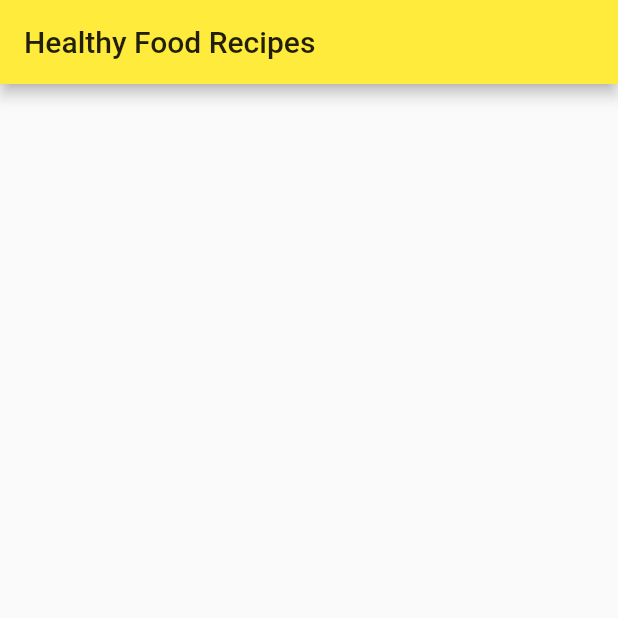
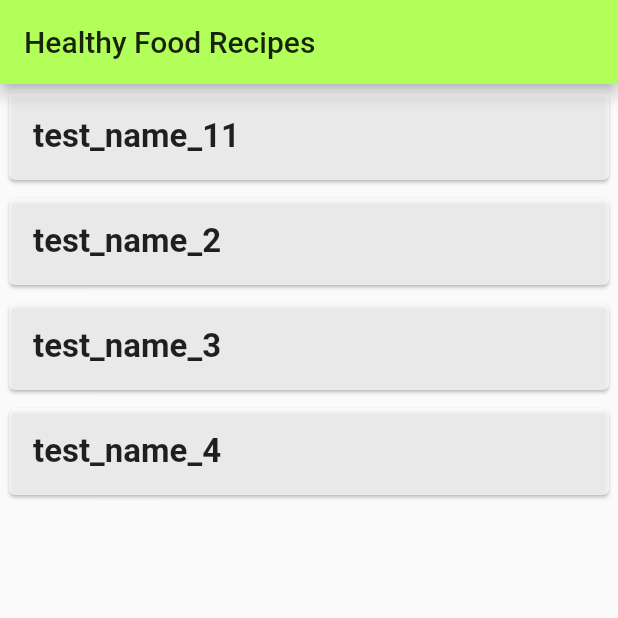
Before and after one commit to Luke1453/Healthy_Food_Recipes, a Flutter app: the screen it shows after launch, on a phone screen of 412 x 824 dp, the top half of it. Run offline on Flutter 3.47's test engine with Material 2 defaults, Android fonts, the phone set to English and light mode, and no system bars.

Commit message:
Added list view on main page and made navigating to recipe page possible.

```diff
--- a/assets/recipe_data.json
+++ b/assets/recipe_data.json
@@ -2,7 +2,7 @@
   "array": [
     {
       "recipeID":1,
-      "recipeName":"test_name_1",
+      "recipeName":"test_name_11",
       "recipeDesc":"test_desc_1",
       "recipeImage":null
     },
@@ -17,6 +17,12 @@
       "recipeName":"test_name_3",
       "recipeDesc":"test_desc_3",
       "recipeImage":null
+    },
+    {
+      "recipeID":4,
+      "recipeName":"test_name_4",
+      "recipeDesc":"test_desc_4",
+      "recipeImage":null
     }
   ]
 }
--- a/lib/main.dart
+++ b/lib/main.dart
@@ -1,100 +1,98 @@
-import 'dart:io';
 import 'package:flutter/material.dart';
-import 'package:flutter/services.dart';
-import 'dart:convert';
 
 import 'utility.dart';
 import 'recipe.dart';
+import 'recipe_page.dart';
 
 void main() => runApp(MyApp());
 
 class MyApp extends StatelessWidget {
-
   @override
   Widget build(BuildContext context) {
-
     return MaterialApp(
       title: 'Healthy Food Recipes',
       theme: ThemeData(
-        primaryColor: Colors.yellow,
+        primaryColor: Colors.lightGreenAccent,
       ),
       home: HomePage(),
     );
-
   }
 }
 
 class HomePage extends StatefulWidget {
-
   @override
   _HomePageState createState() => _HomePageState();
 }
 
 class _HomePageState extends State<HomePage> {
-
   List<Recipe> _recipes = List<Recipe>();
-
-  void fetchRecipes() async {
-
-    var jsonHelp = JsonHelper('assets/recipe_data.json');
-    var recipeJsonList = await jsonHelp.getJsonArray();
-    print(recipeJsonList.toString()+'recipes list');
-
-    for(var recipeJson in recipeJsonList){
-      _recipes.add(Recipe.fromJson(recipeJson));
-    }
-  }
 
   @override
   void initState() {
     setState(() {
-      fetchRecipes();
+      _fetchRecipes();
     });
     super.initState();
   }
 
-  // Widget _buildSuggestions() {
-  //   return ListView.builder(
-  //       padding: EdgeInsets.all(16.0),
-  //       itemBuilder: (context, i) {
-  //         if (i.isOdd) return Divider(height: 2.0, color: Colors.yellow,); // adds the divider between word pairs
-  //
-  //         final index = i ~/ 2; // calculates nr of word pairs
-  //         if (index >= _suggestions.length) {
-  //           _suggestions.addAll(generateWordPairs().take(10));
-  //         }
-  //         return _buildRow(_suggestions[index]);
-  //       });
-  // }
+  //async function that fetches all recipe data form .json in assets
+  void _fetchRecipes() async {
+    var jsonHelp = JsonHelper('assets/recipe_data.json');
+    var recipeJsonList = await jsonHelp.getJsonArray();
+    print(recipeJsonList.toString() + 'recipes list');
 
-  // Widget _buildRow(WordPair pair) {
-  //   final alreadySaved = _saved.contains(pair);
-  //
-  //   return ListTile(
-  //     title: Text(
-  //       pair.asPascalCase,
-  //       style: _biggerFont,
-  //     ),
-  //     trailing: Icon(
-  //       alreadySaved ? Icons.favorite : Icons.favorite_border,
-  //       color: alreadySaved ? Colors.red : null,
-  //     ),
-  //     onTap: () {
-  //       setState(() {
-  //         if(alreadySaved) _saved.remove(pair);
-  //         else _saved.add(pair);
-  //       });
-  //     },
-  //   );
-  // }
+    for (var recipeJson in recipeJsonList) {
+      _recipes.add(Recipe.fromJson(recipeJson));
+    }
+
+    setState(() {
+      print('Force widget rebuild after fetching Json data');
+    });
+  }
+
+  //function that creates a route to recipe page
+  void _pushRecipePage(Recipe recipe){
+    Navigator.of(context).push(
+      MaterialPageRoute<void>(
+        builder: (BuildContext context) {
+          return RecipePage(recipe);
+        },
+      ),
+    );
+  }
+
+  Widget _buildRecipeList() {
+    return ListView.builder(
+        itemCount: _recipes.length,
+        itemBuilder: (context, i) {
+          return Card(
+            color: Colors.white70,
+            margin: const EdgeInsets.all(6),
+            child: InkWell(
+              onTap: (){
+                print('Tapped ${_recipes[i].recipeName} card');
+                _pushRecipePage(_recipes[i]);
+              },
+              child: Padding(
+                padding: const EdgeInsets.all(16),
+                child: Text(
+                _recipes[i].recipeName,
+                style: TextStyle(fontSize: 22, fontWeight: FontWeight.bold),
+              ),
+              ),
+            ),
+          );
+        });
+  }
 
   @override
   Widget build(BuildContext context) {
+    print('Home Page widget build function called');
     return Scaffold(
-        appBar: AppBar(
-          title: Text('Healthy Food Recipes'),
-        ),
-      body: null,//_buildSuggestions(),
+      appBar: AppBar(
+        title: Text('Healthy Food Recipes'),
+      ),
+      body: _buildRecipeList(),
     );
   }
 }
```
Also changed, not shown: lib/recipe_page.dart (added, +18 -0 lines).
